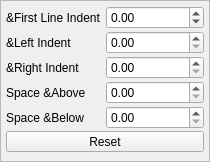
The window that Scribus/scribus/ui/propertywidget_textmarginsbase.ui (AlterScribus/ece15) describes before a commit, drawn with Qt 5.
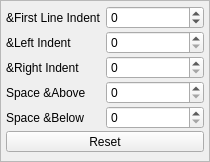
The same window after the commit. Custom widgets are drawn as their Qt base class.

Diff of the .ui file:
```diff
--- a/Scribus/scribus/ui/propertywidget_textmarginsbase.ui
+++ b/Scribus/scribus/ui/propertywidget_textmarginsbase.ui
@@ -27,23 +27,23 @@
     <number>2</number>
    </property>
    <item row="4" column="1">
-    <widget class="ScrSpinBox" name="spaceBelow">
+    <widget class="SMScrSpinBox" name="spaceBelow">
      <property name="maximum">
-      <double>9999.000000000000000</double>
+      <number>9999</number>
      </property>
     </widget>
    </item>
    <item row="2" column="1">
-    <widget class="ScrSpinBox" name="rightIndent">
+    <widget class="SMScrSpinBox" name="rightIndent">
      <property name="maximum">
-      <double>9999.000000000000000</double>
+      <number>9999</number>
      </property>
     </widget>
    </item>
    <item row="1" column="1">
-    <widget class="ScrSpinBox" name="leftIndent">
+    <widget class="SMScrSpinBox" name="leftIndent">
      <property name="maximum">
-      <double>9999.000000000000000</double>
+      <number>9999</number>
      </property>
     </widget>
    </item>
@@ -89,9 +89,9 @@
     </widget>
    </item>
    <item row="3" column="1">
-    <widget class="ScrSpinBox" name="spaceAbove">
+    <widget class="SMScrSpinBox" name="spaceAbove">
      <property name="maximum">
-      <double>9999.000000000000000</double>
+      <number>9999</number>
      </property>
     </widget>
    </item>
@@ -103,15 +103,15 @@
     </widget>
    </item>
    <item row="0" column="1">
-    <widget class="ScrSpinBox" name="firstLine">
+    <widget class="SMScrSpinBox" name="firstLine">
      <property name="minimum">
-      <double>-9999.000000000000000</double>
+      <number>-9999</number>
      </property>
      <property name="maximum">
-      <double>9999.000000000000000</double>
+      <number>9999</number>
      </property>
      <property name="value">
-      <double>0.000000000000000</double>
+      <number>0</number>
      </property>
     </widget>
    </item>
@@ -119,9 +119,9 @@
  </widget>
  <customwidgets>
   <customwidget>
-   <class>ScrSpinBox</class>
-   <extends>QDoubleSpinBox</extends>
-   <header>ui/scrspinbox.h</header>
+   <class>SMScrSpinBox</class>
+   <extends>QSpinBox</extends>
+   <header location="global">ui/smscrspinbox.h</header>
   </customwidget>
  </customwidgets>
  <resources/>
```
